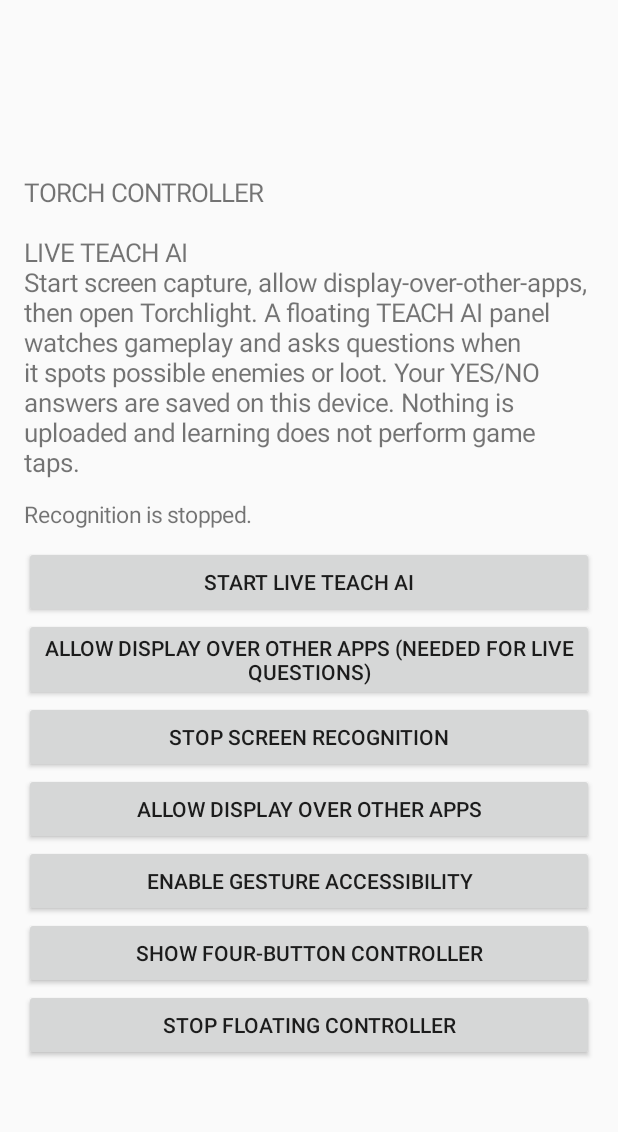
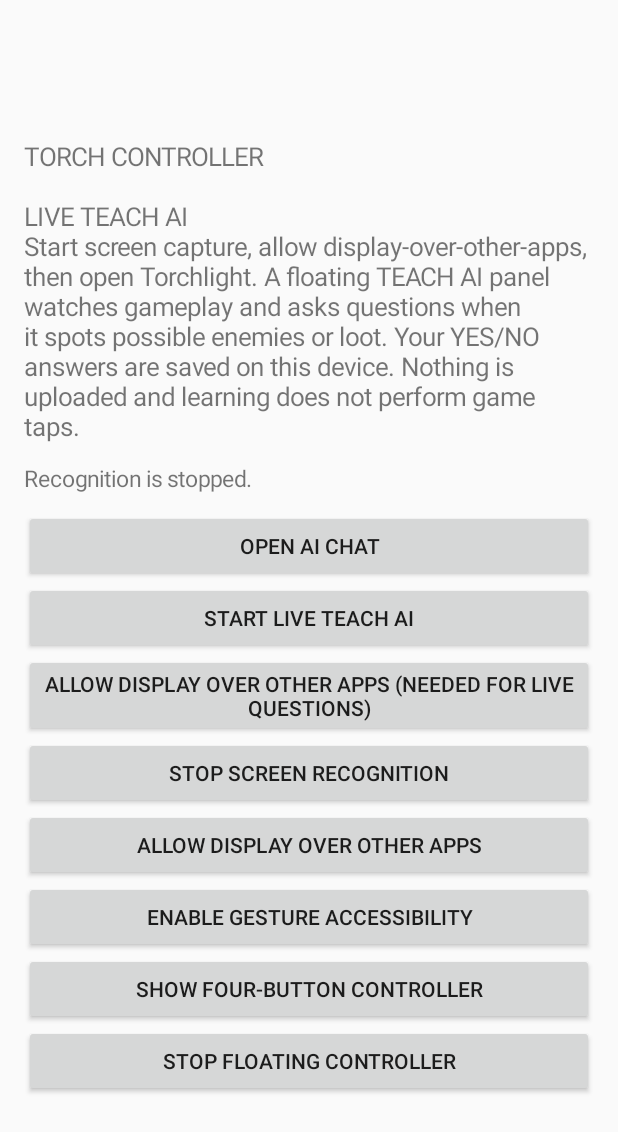
Before and after one commit to imcrackedpixel/Torch, an Android app: the screen it shows after launch (MainActivity), on a phone screen of 412 x 824 dp. Shown: the top 1132 px of the screen. Run offline under Robolectric (Android 15) with nearby library versions, the phone set to English and light mode, and no system bars.

Commit message:
Add Torch AI chat launcher

```diff
--- a/app/src/main/java/com/imcrackedpixel/torchcontroller/MainActivity.kt
+++ b/app/src/main/java/com/imcrackedpixel/torchcontroller/MainActivity.kt
@@ -45,6 +45,10 @@ class MainActivity : Activity() {
             setPadding(0, 20, 0, 16)
         }
         root.addView(status)
+        root.addView(Button(this).apply {
+            text = "OPEN AI CHAT"
+            setOnClickListener { startActivity(Intent(this@MainActivity, ChatActivity::class.java)) }
+        })
         root.addView(Button(this).apply {
             text = "Start Live Teach AI"
             setOnClickListener {
```
